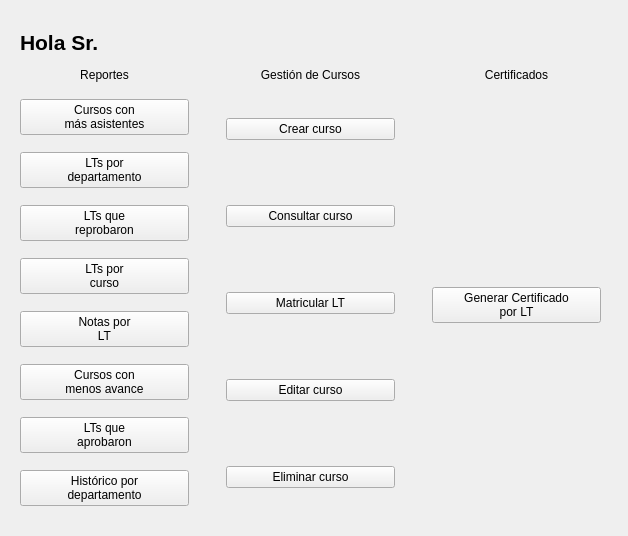
The window that SGC/Vista/vistacoordinador.ui (fernandosanchez1128/SGC) describes before a commit, drawn with Qt 5.
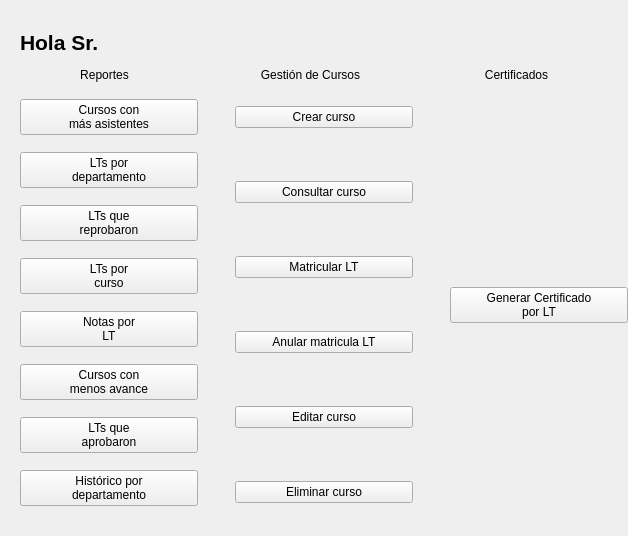
The same window after the commit.

Patch:
```diff
--- a/SGC/Vista/vistacoordinador.ui
+++ b/SGC/Vista/vistacoordinador.ui
@@ -45,7 +45,7 @@
      <rect>
       <x>20</x>
       <y>90</y>
-      <width>581</width>
+      <width>608</width>
       <height>431</height>
      </rect>
     </property>
@@ -153,6 +153,13 @@
          </property>
         </widget>
        </item>
+       <item>
+        <widget class="QPushButton" name="btANular">
+         <property name="text">
+          <string>Anular matricula LT</string>
+         </property>
+        </widget>
+       </item>
        <item>
         <widget class="QPushButton" name="btEditar">
          <property name="text">
```
Left out of the diff: 2 changed lines with no effect on the pictures.
